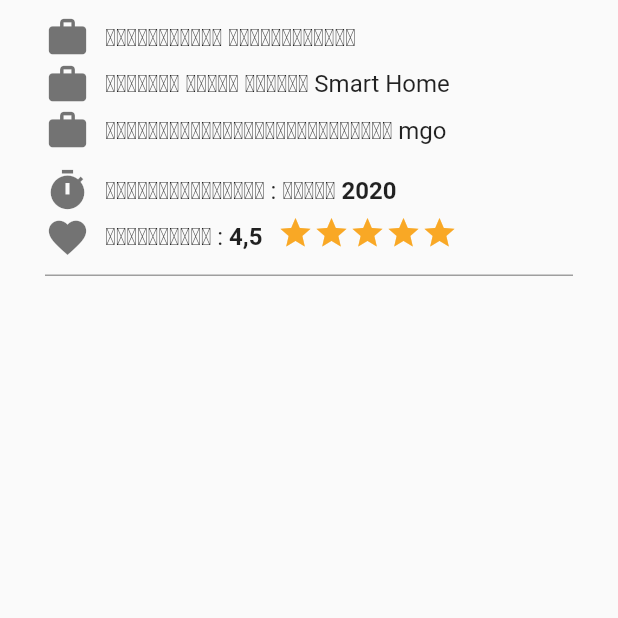
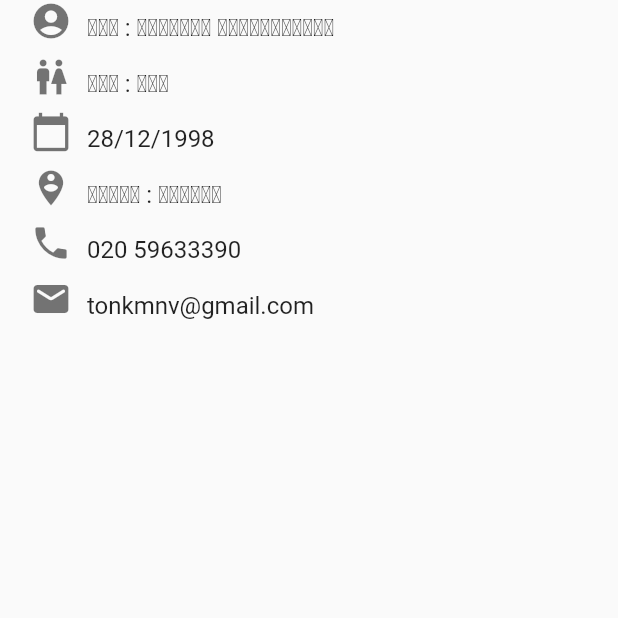
Before and after one commit to Nanthavath/mgosme, a Flutter app: the aboutpage screen opened directly, on a phone screen of 412 x 824 dp, the top half of it. Run offline on Flutter 3.47's test engine with Material 2 defaults, Android fonts, the light colour scheme and no system bars; our stand-ins replace cached_network_image, carousel_pro, carousel_slider, cloud_firestore, equatable, firebase_auth and 10 more; missing offline and left inert: flutter_progress_dialog, popup_menu; accounts and stored records are empty; statements that could not run were skipped.

Commit message:
page about in 4 ontap

```diff
--- a/lib/pages/home/screen/home_app/more_page/profiles/edit_profiles/info.dart
+++ b/lib/pages/home/screen/home_app/more_page/profiles/edit_profiles/info.dart
@@ -49,7 +49,7 @@ class _InfoState extends State<Info> {
                 onPressed: () {
                   if (gender == '') {
                     print('Please select your gender!!');
-                  }else{
+                  } else {
                     print(' your gender==$gender');
                   }
 
--- a/lib/pages/home/screen/home_app/more_page/profiles/view/about.dart
+++ b/lib/pages/home/screen/home_app/more_page/profiles/view/about.dart
@@ -12,41 +12,34 @@ class _aboutpageState extends State<aboutpage> {
     return Scaffold(
       body: ListView(
         children: [
-          Container(
-            child: Column(
-              children: [
-                Column(
-                  children: [
-                    _abouttext('ຈົບຊັ້ນສູ່ງ ຊ່າງການໄຟຟ້າ', 10),
-                    _abouttext('ຈົບໄອທີ ລະບົບ ໄອໄອທີ Smart Home', 1),
-                    _abouttext('ຜູ້ຄຸ່ມງ່ານລະບົບໄຟຟ້າໂຮງແຮມ mgo', 1),
-                    _abouttextmgo('ຮ່ວມວຽກກັບເອມໂກ : ', 10, 'ກັນຍາ 2020'),
-                    _abouttextscore('ຄະແນນລີວີວ : ', 1, '4,5'),
-                    _linecross(),
-                    // _workstatus(),
-                  ],
-                ),
-              ],
-            ),
-          ),
+          _abouttext(
+              text: 'ຊື່ : ຕົ້ນຕານ ແກ້ວມະນີວົງ',
+              top: 10,
+              iconData: Icons.account_circle),
+          _abouttext(text: 'ເພດ : ຊາຍ', iconData: Icons.wc),
+          _abouttext(text: '28/12/1998', iconData: Icons.calendar_today),
+          _abouttext(text: 'ທີ່ຢູ : ດົງໂດກ', iconData: Icons.person_pin_circle),
+          _abouttext(text: '020 59633390', iconData: Icons.phone),
+          _abouttext(text: 'tonkmnv@gmail.com', iconData: Icons.mail_rounded),
         ],
       ),
     );
   }
 
-  _abouttext(String text, final double top) {
-    return Container(
-      margin: EdgeInsets.only(
-        top: top,
-        left: 30,
-      ),
+  _abouttext({String text, final double top, IconData iconData}) {
+    return Stack(
+      children: [
+        Container(
+          margin: EdgeInsets.only(left: 20, right: 20),
           child: Row(
             children: [
               Container(
-            child: Icon(
-              Icons.work,
-              color: Colors.black54,
-              size: 30,
+                margin: EdgeInsets.only(bottom: 9),
+                child: Column(
+                  children: [
+                    Icon(iconData, color: Colors.black54, size: 28),
+                    //')
+                  ],
                 ),
               ),
               Container(
@@ -57,114 +50,13 @@ class _aboutpageState extends State<aboutpage> {
                       text,
                       style: TextStyle(fontSize: 16),
                     ),
-                // Text(
-                //   textdate,
-                //   style: TextStyle(fontSize: 16, fontWeight: FontWeight.bold),
-                // ),
                   ],
                 ),
-          )
-        ],
-      ),
-    );
-  }
-
-  _linecross() {
-    return Container(
-      margin: EdgeInsets.only(left: 30, right: 30, top: 10),
-      color: Colors.grey,
-      height: 1,
-    );
-  }
-
-  _abouttextmgo(String text, final double top, String textdate) {
-    return Container(
-      margin: EdgeInsets.only(
-        top: top,
-        left: 30,
-      ),
-      child: Row(
-        children: [
-          Container(
-            child: Icon(
-              Icons.timer,
-              color: Colors.black54,
-              size: 30,
-            ),
-          ),
-          Container(
-            margin: EdgeInsets.only(left: 10),
-            child: Row(
-              children: [
-                Text(
-                  text,
-                  style: TextStyle(fontSize: 16),
-                ),
-                Text(
-                  textdate,
-                  style: TextStyle(fontSize: 16, fontWeight: FontWeight.bold),
               ),
             ],
           ),
-          )
+        ),
       ],
-      ),
-    );
-  }
-
-  _abouttextscore(String text, final double top, String textdate) {
-    return Container(
-      margin: EdgeInsets.only(
-        top: top,
-        left: 30,
-      ),
-      child: Row(
-        children: [
-          Container(
-            child: Icon(
-              Icons.favorite,
-              color: Colors.black54,
-              size: 30,
-            ),
-          ),
-          Container(
-            margin: EdgeInsets.only(left: 10),
-            child: Row(
-              children: [
-                Text(
-                  text,
-                  style: TextStyle(fontSize: 16),
-                ),
-                Text(
-                  textdate,
-                  style: TextStyle(fontSize: 16, fontWeight: FontWeight.bold),
-                ),
-                Container(
-                  padding: EdgeInsets.only(bottom: 5, left: 10),
-                  child: Row(
-                    children: [
-                      Icon(Icons.star, color: Colors.yellow[800]),
-                      Icon(Icons.star, color: Colors.yellow[800]),
-                      Icon(Icons.star, color: Colors.yellow[800]),
-                      Icon(Icons.star, color: Colors.yellow[800]),
-                      Icon(Icons.star, color: Colors.yellow[800]),
-                    ],
-                  ),
-                )
-              ],
-            ),
-          )
-        ],
-      ),
-    );
-  }
-
-  _workstatus() {
-    return Container(
-      child: Text(
-        'ວຽກສຳເລັດ',
-        style: TextStyle(fontSize: 20),
-      ),
     );
   }
 }
```
Lines whose indentation alone changed are shown as unchanged.
